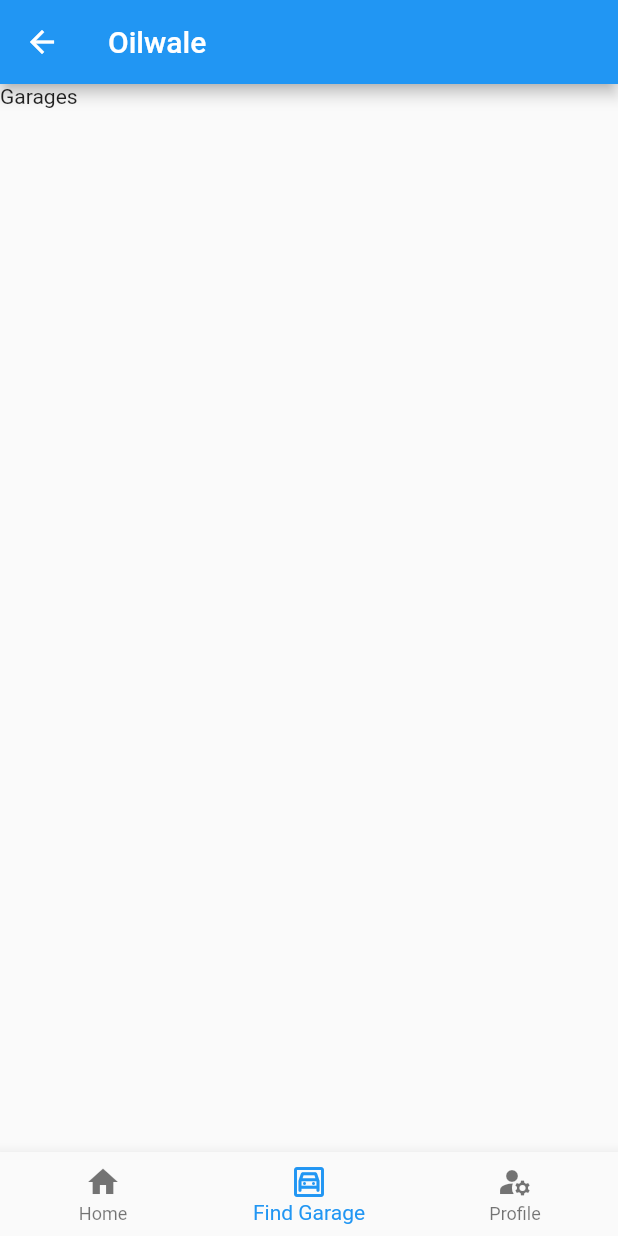
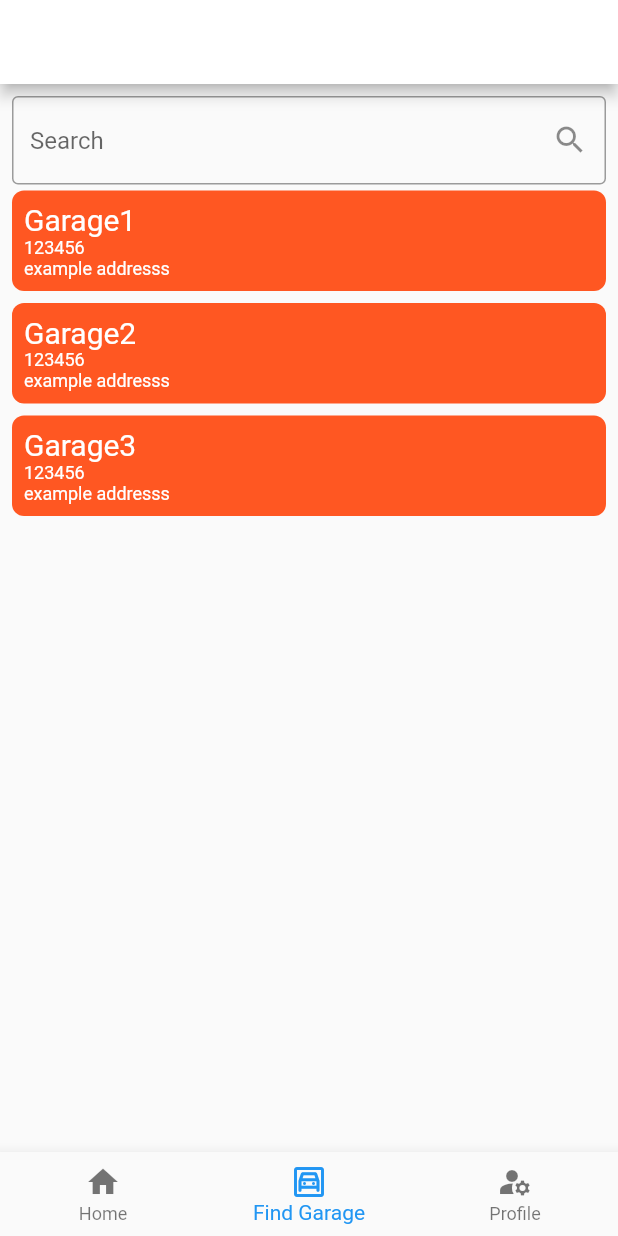
Before and after one commit to Meetme-1911/OilWale, a Flutter app: the HomeScreen screen opened by its route, item 2 of the bottom bar chosen, on a phone screen of 412 x 824 dp. Run offline on Flutter 3.47's test engine with Material 2 defaults, Android fonts, the phone set to English and light mode, and no system bars; our stand-ins replace flutter_spinkit.

Commit message:
garage tab added

```diff
--- a/lib/components/formelements.dart
+++ b/lib/components/formelements.dart
@@ -16,7 +16,7 @@ class TextInput extends StatelessWidget {
         decoration: InputDecoration(
           icon: this.icon,
           hintText: this.hint,
-          labelText: this.hint,
+          labelText: this.label,
           border: OutlineInputBorder(),
         ),
       ),
--- /dev/null
+++ b/lib/components/garagelist.dart
@@ -0,0 +1,112 @@
+import 'package:flutter/material.dart';
+
+class Garage {
+  int? id;
+  String? name;
+  int? pincode;
+  String? address;
+  Garage({this.id, this.name, this.pincode, this.address});
+}
+
+class GarageTile extends StatelessWidget {
+  final Garage garage;
+
+  const GarageTile({Key? key, required this.garage}) : super(key: key);
+
+  @override
+  Widget build(BuildContext context) {
+    return Container(
+        margin: EdgeInsets.symmetric(vertical: 4.0),
+        padding: EdgeInsets.all(8.0),
+        decoration: BoxDecoration(
+            borderRadius: BorderRadius.circular(8), color: Colors.deepOrange),
+        // color: Colors.deepOrange,
+        child: Column(
+          crossAxisAlignment: CrossAxisAlignment.start,
+          children: [
+            Text(
+              "${garage.name}",
+              style: TextStyle(color: Colors.white, fontSize: 20.0),
+            ),
+            Text(
+              "${garage.pincode}",
+              style: TextStyle(color: Colors.white, fontSize: 12.0),
+            ),
+            Text(
+              "${garage.address}",
+              style: TextStyle(color: Colors.white, fontSize: 12.0),
+            )
+          ],
+        ));
+  }
+}
+
+String inputext = '';
+List<Garage> allGarages = [
+  new Garage(
+      id: 1, name: "Garage1", pincode: 123456, address: "example addresss"),
+  new Garage(
+      id: 2, name: "Garage2", pincode: 123456, address: "example addresss"),
+  new Garage(
+      id: 3, name: "Garage3", pincode: 123456, address: "example addresss"),
+];
+
+class GarageListView extends StatefulWidget {
+  GarageListView({Key? key}) : super(key: key);
+
+  @override
+  _GarageListViewState createState() => _GarageListViewState();
+}
+
+class _GarageListViewState extends State<GarageListView> {
+  List<Garage> _gList = [];
+
+  @override
+  void initState() {
+    super.initState();
+    _gList = allGarages;
+  }
+
+  @override
+  Widget build(BuildContext context) {
+    return Column(
+      children: [
+        TextFormField(
+          onChanged: (String input) {
+            print("User entered: " + input);
+            setState(() {
+              String inpLowercase = input.toLowerCase();
+              _gList = allGarages.where((g) {
+                if (g.name!.toLowerCase().contains(inpLowercase)) {
+                  return true;
+                } else if (g.pincode!
+                    .toString()
+                    .toLowerCase()
+                    .contains(inpLowercase)) {
+                  return true;
+                } else if (g.address!.toLowerCase().contains(inpLowercase)) {
+                  return true;
+                } else {
+                  return false;
+                }
+              }).toList();
+            });
+          },
+          decoration: InputDecoration(
+              hintText: 'Search',
+              suffixIcon: Icon(Icons.search),
+              border: OutlineInputBorder()),
+        ),
+        Container(
+          height: (MediaQuery.of(context).size.height - 179),
+          child: ListView.builder(
+            itemCount: allGarages.length,
+            itemBuilder: (context, index) {
+              return GarageTile(garage: _gList[index]);
+            },
+          ),
+        ),
+      ],
+    );
+  }
+}
--- a/lib/main.dart
+++ b/lib/main.dart
@@ -4,6 +4,10 @@ import 'components/addvehicleform.dart';
 
 void main() {
   runApp(MaterialApp(
+    theme: ThemeData(
+        backgroundColor: Colors.white,
+        appBarTheme: AppBarTheme(
+            backgroundColor: Colors.white, color: Colors.deepOrange)),
     initialRoute: '/login',
     routes: {
       // '/': (context) => SplashScreen(),
--- a/lib/screens/home.dart
+++ b/lib/screens/home.dart
@@ -1,17 +1,19 @@
 import 'package:flutter/material.dart';
 import './home/vehicles.dart';
 import './home/profile.dart';
+import './home/garage.dart';
 
 Widget getItem(idx) {
   switch (idx) {
     case 0:
       return VehiclesScreen();
     case 1:
-      return Text("Garages");
+      return GarageScreen();
     case 2:
       return ProfileScreen();
+    default:
+      return Container();
   }
-  return Text("404");
 }
 
 class HomeScreen extends StatefulWidget {
--- /dev/null
+++ b/lib/screens/home/garage.dart
@@ -0,0 +1,12 @@
+import 'package:flutter/material.dart';
+import '../../components/garagelist.dart';
+
+class GarageScreen extends StatelessWidget {
+  @override
+  Widget build(BuildContext context) {
+    return Padding(
+      padding: const EdgeInsets.all(8.0),
+      child: GarageListView(),
+    );
+  }
+}
```
Also changed, not shown: lib/screens/createaccount.dart (+8 -0 lines), lib/screens/home/profile.dart (+7 -1 lines), lib/screens/login.dart (+30 -1 lines).
